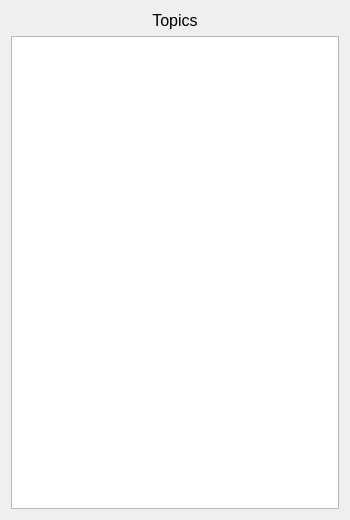
Qt form Visualizer/ui/topics_list.ui (nwrush/Visualization) before a commit.
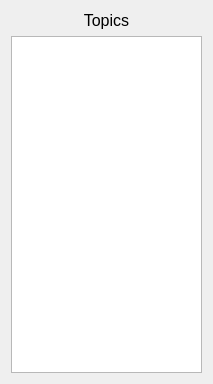
The same form after that commit.

```diff
--- a/Visualizer/ui/topics_list.ui
+++ b/Visualizer/ui/topics_list.ui
@@ -6,8 +6,8 @@
    <rect>
     <x>0</x>
     <y>0</y>
-    <width>350</width>
-    <height>520</height>
+    <width>213</width>
+    <height>384</height>
    </rect>
   </property>
   <property name="windowTitle">
```
